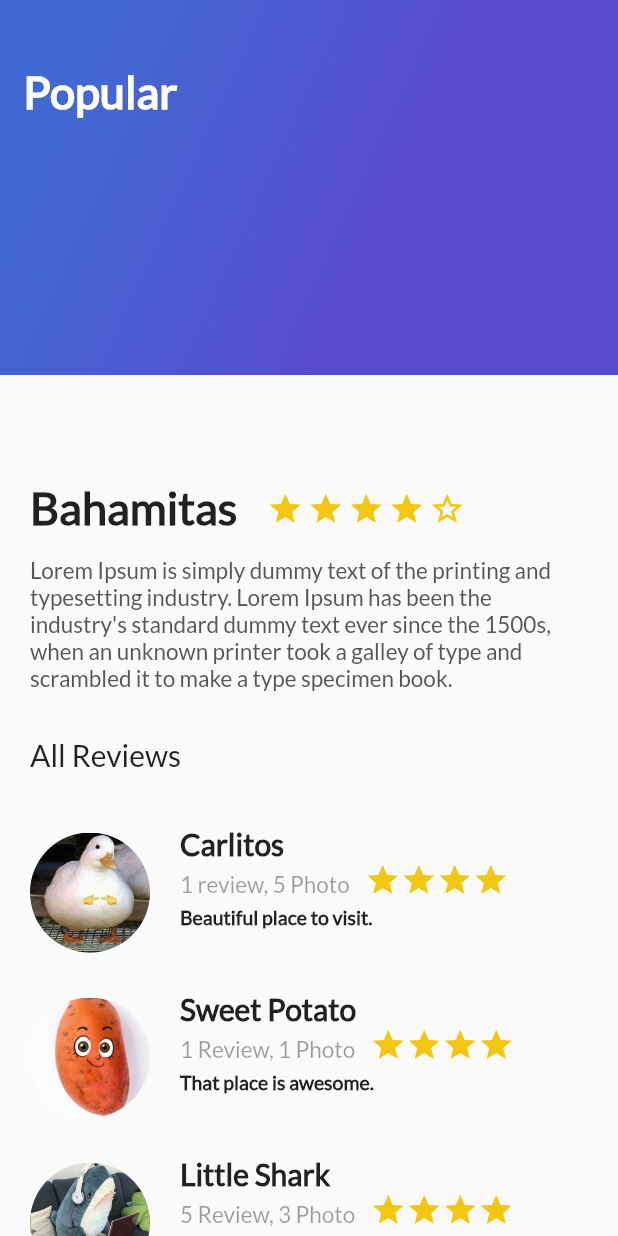
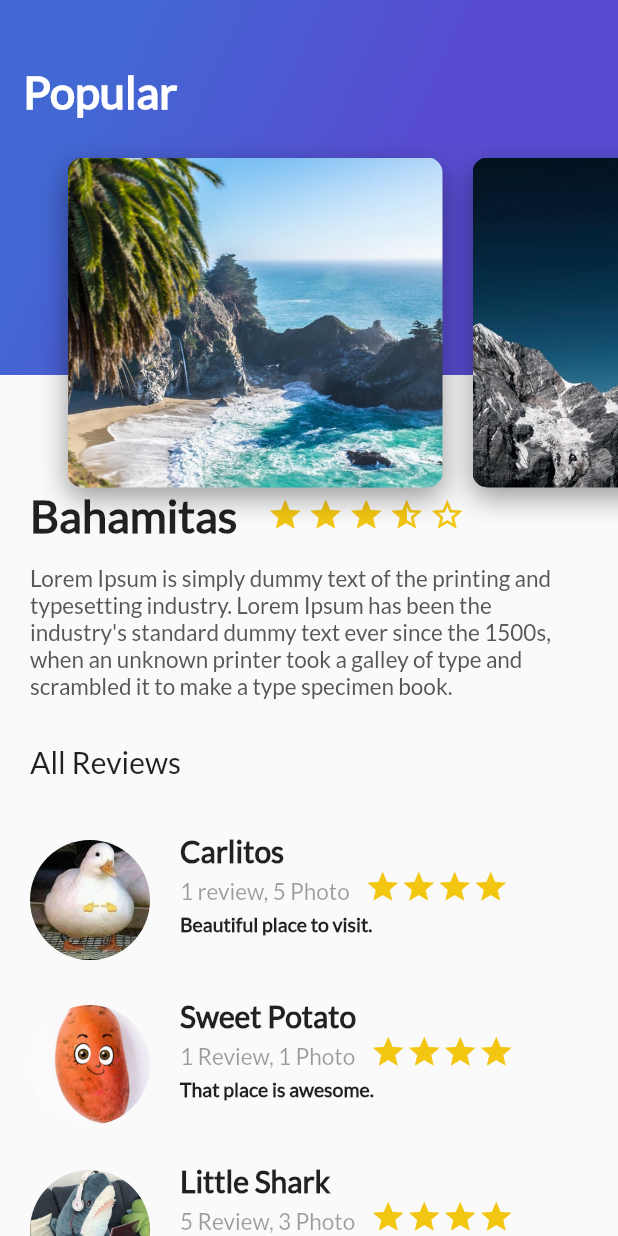
Before and after one commit to Angxandralol/app-flutter-curso, a Flutter app: the screen it shows after launch, on a phone screen of 412 x 824 dp. Run offline on Flutter 3.47's test engine with Material 2 defaults, Android fonts, the phone set to English and light mode, and no system bars.

Commit message:
finalizacion del diseño de la app del curso

```diff
--- a/lib/components/head/header_appbar.dart
+++ b/lib/components/head/header_appbar.dart
@@ -0,0 +1,14 @@
+import 'package:flutter/material.dart';
+import 'package:platzi_trips_app/components/head/card_Image_List.dart';
+import 'package:platzi_trips_app/components/head/gradient-back.dart';
+
+class HeaderAppBar extends StatelessWidget {
+  @override
+  Widget build(BuildContext context) {
+    final headerAppBar = Stack(
+      children: <Widget>[GradientBack(), CardImageList()],
+    );
+
+    return headerAppBar;
+  }
+}
--- a/lib/components/place/stars.dart
+++ b/lib/components/place/stars.dart
@@ -4,22 +4,22 @@ class Star extends StatelessWidget {
   @override
   Widget build(BuildContext context) {
     final star = Container(
-      margin: EdgeInsets.only(top: 323.0, right: 3.0),
+      margin: EdgeInsets.only(top: 325.0, right: 3.0),
       child: Icon(Icons.star, color: Color(0xFFF2C611)),
     );
 
     final star_half = Container(
-      margin: EdgeInsets.only(top: 323.0, right: 3.0),
+      margin: EdgeInsets.only(top: 325.0, right: 3.0),
       child: Icon(Icons.star_half, color: Color(0xFFF2C611)),
     );
 
     final star_border = Container(
-      margin: EdgeInsets.only(top: 323.0, right: 3.0),
+      margin: EdgeInsets.only(top: 325.0, right: 3.0),
       child: Icon(Icons.star_border, color: Color(0xFFF2C611)),
     );
 
     final stars = Row(
-      children: <Widget>[star, star, star, star, star_border],
+      children: <Widget>[star, star, star, star_half, star_border],
     );
 
     return stars;
--- a/lib/components/place/title.dart
+++ b/lib/components/place/title.dart
@@ -10,7 +10,7 @@ class TitlePlace extends StatelessWidget {
     final title = Row(
       children: <Widget>[
         Container(
-          margin: EdgeInsets.only(top: 320.0, left: 20.0, right: 20.0),
+          margin: EdgeInsets.only(top: 325.0, left: 20.0, right: 20.0),
           child: Text(
             namePlace,
             style: TextStyle(
--- a/lib/main.dart
+++ b/lib/main.dart
@@ -1,6 +1,6 @@
 import 'package:flutter/material.dart';
 import 'package:flutter/services.dart';
-import 'package:platzi_trips_app/components/head/gradient-back.dart';
+import 'package:platzi_trips_app/components/head/header_appbar.dart';
 import 'package:platzi_trips_app/components/review/reviewList.dart';
 import 'components/place/description_place.dart';
 
@@ -28,7 +28,7 @@ class MyApp extends StatelessWidget {
                   ReviewList()
                 ],
               ),
-              GradientBack()
+              HeaderAppBar()
             ],
           ),
         ));
```
